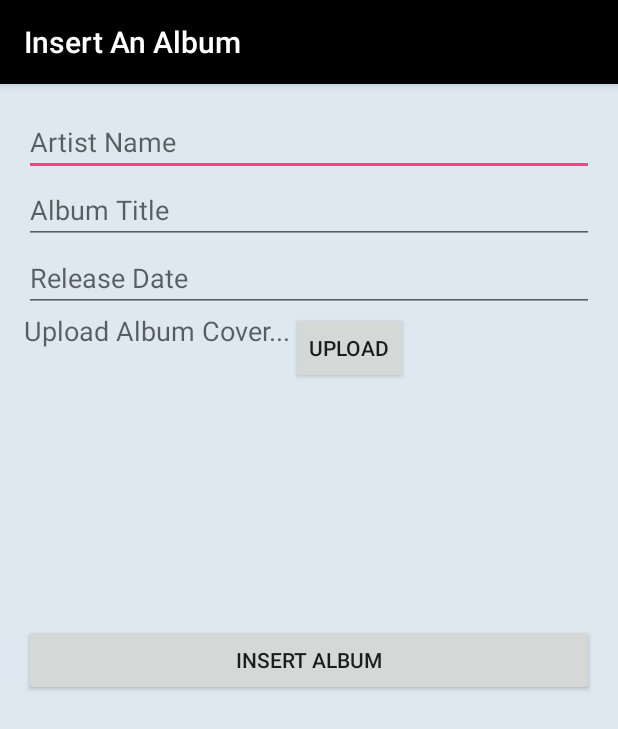
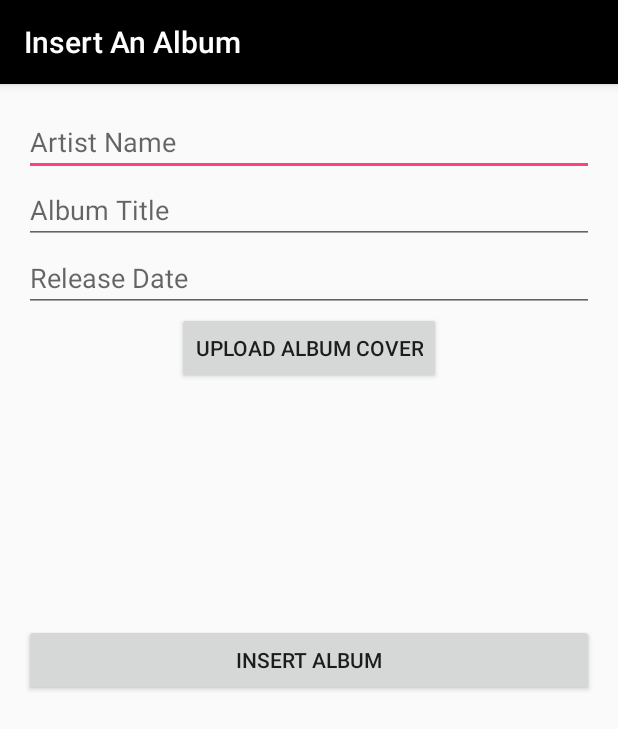
Before and after one commit to lbenitez1/RipeSpaghetti, an Android app: the AlbumInsertActivity screen opened directly, with no data from a screen before it, on a phone screen of 412 x 824 dp. Shown: the top 729 px of the screen. Run offline under Robolectric (Android 15) with nearby library versions, the phone set to English and light mode, and no system bars; our stand-ins replace Volley; network calls fail.

Commit message:
testing the image upload see if it works

```diff
--- /dev/null
+++ b/PhotoUtil/build.gradle
@@ -0,0 +1,2 @@
+configurations.maybeCreate("default")
+artifacts.add("default", file('PhotoUtil.jar'))
--- a/app/src/main/java/com/leonardobenitez/leonardobenitez/ripespaghetti/AlbumInsertActivity.java
+++ b/app/src/main/java/com/leonardobenitez/leonardobenitez/ripespaghetti/AlbumInsertActivity.java
@@ -12,6 +12,7 @@ import android.os.Bundle;
 import android.util.Base64;
 import android.view.View;
 import android.widget.EditText;
+import android.widget.ImageView;
 
 import com.android.volley.Response;
 
@@ -28,6 +29,7 @@ public class AlbumInsertActivity extends AppCompatActivity {
     protected void onCreate(Bundle savedInstanceState) {
         super.onCreate(savedInstanceState);
         setContentView(R.layout.activity_album_insert);
+
     }
 
     String albumCoverUrl = null;
@@ -147,7 +149,7 @@ public class AlbumInsertActivity extends AppCompatActivity {
         return BitmapFactory.decodeStream(getContentResolver().openInputStream(selectedImage), null, o2);
 
     }
-     //figure out this shit tomorrow, look at  tutorial in bookmarks
+
 
 
 }
--- a/app/src/main/res/layout/activity_album_insert.xml
+++ b/app/src/main/res/layout/activity_album_insert.xml
@@ -7,8 +7,7 @@
     android:paddingLeft="@dimen/activity_horizontal_margin"
     android:paddingRight="@dimen/activity_horizontal_margin"
     android:paddingTop="@dimen/activity_vertical_margin"
-    tools:context="com.leonardobenitez.leonardobenitez.ripespaghetti.AlbumInsertActivity"
-    android:background="#DDE8F0">
+    tools:context="com.leonardobenitez.leonardobenitez.ripespaghetti.AlbumInsertActivity">
 
     <EditText
         android:layout_width="wrap_content"
@@ -43,26 +42,6 @@
         android:layout_alignParentEnd="true"
         android:hint="Release Date" />
 
-    <TextView
-        android:layout_width="wrap_content"
-        android:layout_height="wrap_content"
-        android:textAppearance="?android:attr/textAppearanceMedium"
-        android:text="Upload Album Cover..."
-        android:id="@+id/AlbumCoverUploadTextView"
-        android:layout_below="@+id/ReleaseDateEditText"
-        android:layout_alignParentLeft="true"
-        android:layout_alignParentStart="true" />
-
-    <Button
-        style="?android:attr/buttonStyleSmall"
-        android:layout_width="wrap_content"
-        android:layout_height="wrap_content"
-        android:text="Upload"
-        android:id="@+id/AlbumCoverUploadButton"
-        android:layout_below="@+id/ReleaseDateEditText"
-        android:layout_toRightOf="@+id/AlbumCoverUploadTextView"
-        android:layout_toEndOf="@+id/AlbumCoverUploadTextView" />
-
     <Button
         android:layout_width="wrap_content"
         android:layout_height="wrap_content"
@@ -72,6 +51,17 @@
         android:layout_alignParentLeft="true"
         android:layout_alignParentStart="true"
         android:layout_alignParentRight="true"
-        android:layout_alignParentEnd="true" />
+        android:layout_alignParentEnd="true"
+        android:onClick="InsertAlbumButton" />
+
+    <Button
+        style="?android:attr/buttonStyleSmall"
+        android:layout_width="wrap_content"
+        android:layout_height="wrap_content"
+        android:text="Upload Album Cover"
+        android:id="@+id/albumCoverUploadButton"
+        android:layout_below="@+id/ReleaseDateEditText"
+        android:layout_centerHorizontal="true"
+        android:onClick="AlbumCoverUploadButton" />
 
 </RelativeLayout>
--- a/settings.gradle
+++ b/settings.gradle
@@ -1 +1 @@
-include ':app'
+include ':app', ':PhotoUtil'
```
Also changed, not shown: 1 other file.
